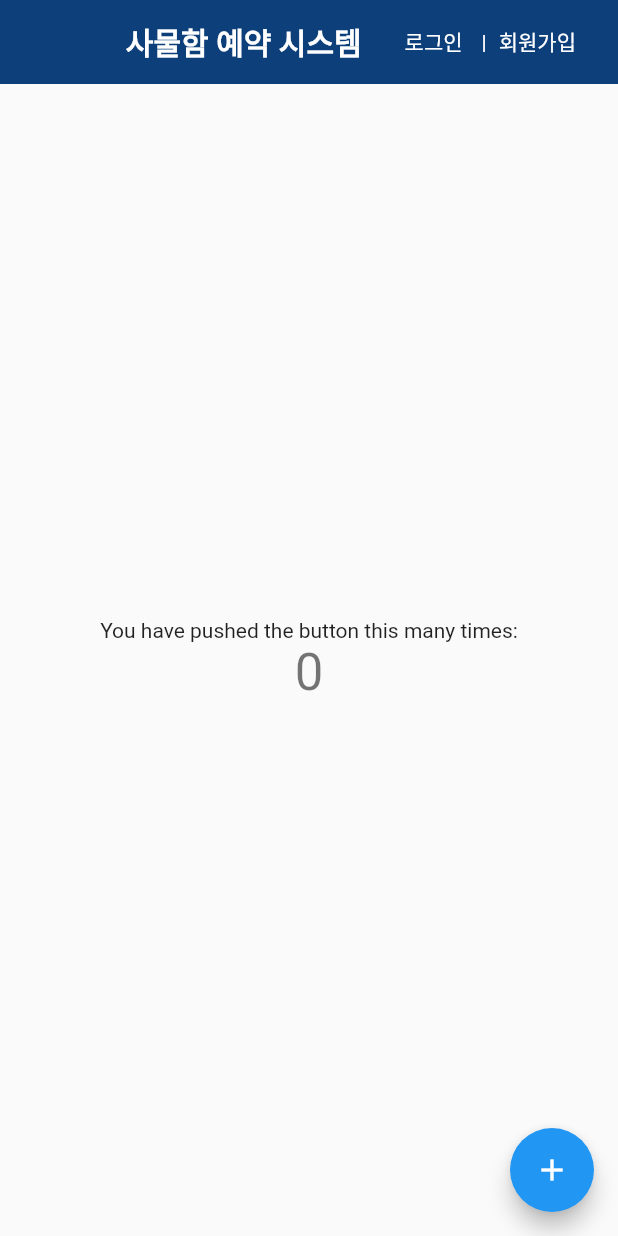
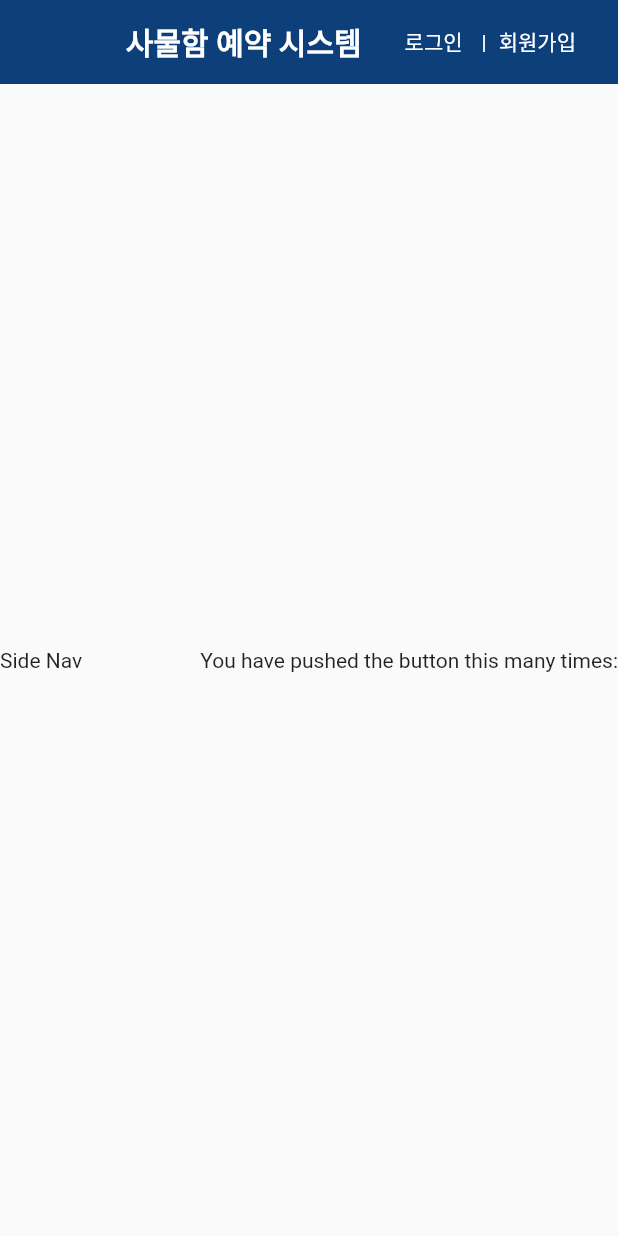
Before and after one commit to jjaegii/lockerReservation, a Flutter app: the screen it shows after launch, on a phone screen of 412 x 824 dp. Run offline on Flutter 3.47's test engine with Material 2 defaults, Android fonts, the phone set to English and light mode, and no system bars.

```diff
--- a/Flutter/locker_reservation_system/lib/main.dart
+++ b/Flutter/locker_reservation_system/lib/main.dart
@@ -2,6 +2,7 @@ import 'package:flutter/material.dart';
 import 'package:provider/provider.dart';
 import 'package:locker_reservation_system/providers/snum_prv.dart';
 import 'package:locker_reservation_system/navbar.dart';
+import 'package:locker_reservation_system/reservation/sideNav.dart';
 
 void main() {
   runApp(const MyApp());
@@ -13,11 +14,12 @@ class MyApp extends StatelessWidget {
   @override
   Widget build(BuildContext context) {
     return ChangeNotifierProvider(
-            create: (context) => SnumProvider(),
-            child: MaterialApp(
-              title: 'Locker Reservation Service',
-              home: MainPage(title: '사물함 예약 시스템'),
-            ),);
+      create: (context) => SnumProvider(),
+      child: MaterialApp(
+        title: 'Locker Reservation Service',
+        home: MainPage(title: '사물함 예약 시스템'),
+      ),
+    );
   }
 }
 
@@ -31,37 +33,24 @@ class MainPage extends StatefulWidget {
 }
 
 class _MainPageState extends State<MainPage> {
-  int _counter = 0;
-
-  void _incrementCounter() {
-    setState(() {
-      _counter++;
-    });
-  }
-
   @override
   Widget build(BuildContext context) {
     return Scaffold(
-      appBar: NavBar(appBar: AppBar(), title: widget.title,),
+      appBar: NavBar(
+        appBar: AppBar(),
+        title: widget.title,
+      ),
       body: Center(
-        child: Column(
-          mainAxisAlignment: MainAxisAlignment.center,
+        child: Row(
+          mainAxisAlignment: MainAxisAlignment.spaceBetween,
           children: <Widget>[
+            sideNav(),
             const Text(
               'You have pushed the button this many times:',
-            ),
-            Text(
-              '$_counter',
-              style: Theme.of(context).textTheme.headlineMedium,
             ),
           ],
         ),
       ),
-      floatingActionButton: FloatingActionButton(
-        onPressed: _incrementCounter,
-        tooltip: 'Increment',
-        child: const Icon(Icons.add),
-      ), // This trailing comma makes auto-formatting nicer for build methods.
     );
   }
 }
--- /dev/null
+++ b/Flutter/locker_reservation_system/lib/reservation/sideNav.dart
@@ -0,0 +1,7 @@
+import 'package:flutter/material.dart';
+
+Container sideNav() {
+  return Container(
+    child: const Text("Side Nav"),
+  );
+}
```
Also changed, not shown: Flutter/locker_reservation_system/pubspec.yaml (+4 -7 lines), Flutter/locker_reservation_system/images/113.png (added), Flutter/locker_reservation_system/images/114.png (added), Flutter/locker_reservation_system/images/214.png (added), Flutter/locker_reservation_system/images/219_front.png (added), Flutter/locker_reservation_system/images/219_next.png (added), Flutter/locker_reservation_system/pubspec.lock, 9 other files.
